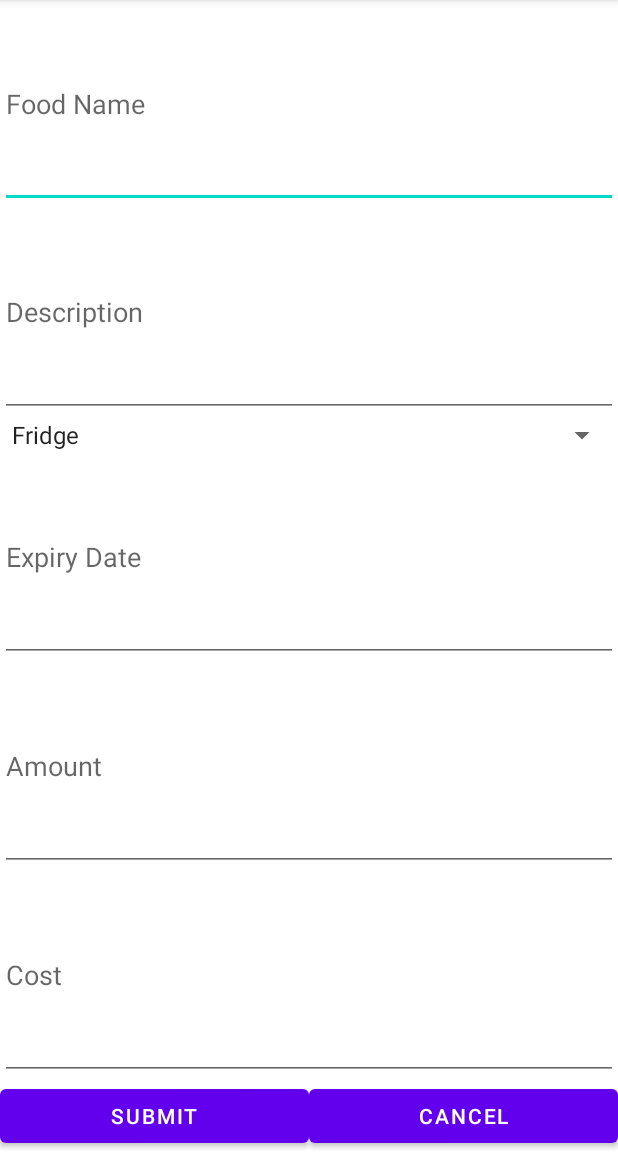
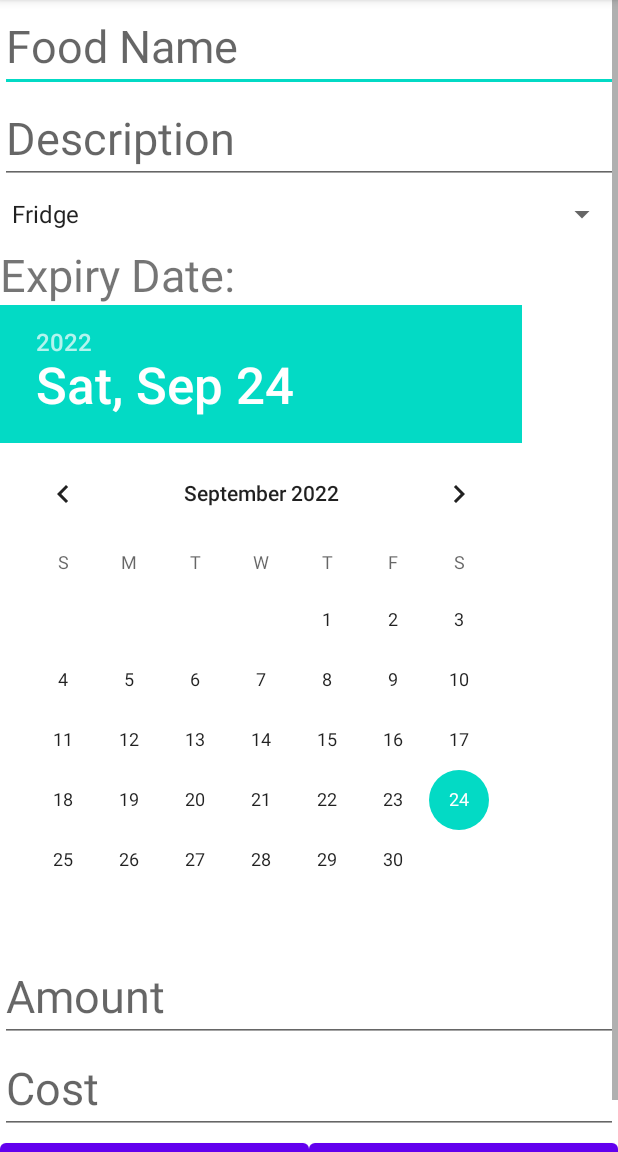
Before and after one commit to dennea/FoodBook, an Android app: the screen it shows after launch (AddActivity), after a tap on "ADD FOOD", on a phone screen of 412 x 824 dp, the part 84-1236 px from its top. Run offline under Robolectric (Android 15) with nearby library versions, the phone set to English and light mode, and no system bars.

Commit message:
Edit and Delete

```diff
--- a/app/build.gradle
+++ b/app/build.gradle
@@ -25,6 +25,9 @@ android {
         sourceCompatibility JavaVersion.VERSION_1_8
         targetCompatibility JavaVersion.VERSION_1_8
     }
+    buildFeatures {
+        viewBinding true
+    }
 }
 
 dependencies {
@@ -33,6 +36,8 @@ dependencies {
     implementation 'com.google.code.gson:gson:2.8.6'
     implementation 'com.google.android.material:material:1.6.1'
     implementation 'androidx.constraintlayout:constraintlayout:2.1.4'
+    implementation 'androidx.navigation:navigation-fragment:2.5.2'
+    implementation 'androidx.navigation:navigation-ui:2.5.2'
     testImplementation 'junit:junit:4.13.2'
     androidTestImplementation 'androidx.test.ext:junit:1.1.3'
     androidTestImplementation 'androidx.test.espresso:espresso-core:3.4.0'
--- a/app/src/main/AndroidManifest.xml
+++ b/app/src/main/AndroidManifest.xml
@@ -13,7 +13,10 @@
         android:supportsRtl="true"
         android:theme="@style/Theme.DenneaFoodBook"
         tools:targetApi="31">
-        <activity android:name=".AddActivity"></activity>
+        <activity
+            android:name=".ViewActivity"
+            android:exported="false" />
+        <activity android:name=".AddActivity" />
         <activity
             android:name=".MainActivity"
             android:exported="true">
--- a/app/src/main/java/com/example/dennea_foodbook/AddActivity.java
+++ b/app/src/main/java/com/example/dennea_foodbook/AddActivity.java
@@ -4,6 +4,7 @@ import android.content.Intent;
 import android.os.Bundle;
 import android.widget.ArrayAdapter;
 import android.widget.Button;
+import android.widget.DatePicker;
 import android.widget.EditText;
 import android.widget.Spinner;
 
@@ -12,9 +13,11 @@ import androidx.appcompat.app.AppCompatActivity;
 import com.google.gson.Gson;
 
 public class AddActivity extends AppCompatActivity {
-    EditText foodNameText, foodDescriptionText, foodDateText, foodAmountText, foodCostText;
+    EditText foodNameText, foodDescriptionText, foodAmountText, foodCostText;
     Button submitButton, cancelButton;
     Spinner locationSpinner;
+    DatePicker datePicker;
+    ArrayAdapter<CharSequence> adapter;
 
     @Override
     protected void onCreate(Bundle savedInstanceState) {
@@ -24,45 +27,79 @@ public class AddActivity extends AppCompatActivity {
         // Edit Text Boxes --------------------------------
         foodNameText = findViewById(R.id.foodNameText);
         foodDescriptionText = findViewById(R.id.foodDescriptionText);
-        foodDateText = findViewById(R.id.foodDateText);
         foodAmountText = findViewById(R.id.foodAmountText);
         foodCostText = findViewById(R.id.foodCostText);
 
         // Location Spinner ------------------------------
         locationSpinner = findViewById(R.id.locationSpinner);
-        ArrayAdapter<CharSequence> adapter = ArrayAdapter.createFromResource(this,
+        adapter = ArrayAdapter.createFromResource(this,
                 R.array.location_array, android.R.layout.simple_spinner_item);
         adapter.setDropDownViewResource(android.R.layout.simple_spinner_dropdown_item);
         locationSpinner.setAdapter(adapter);
 
+        // Expiry Date Picker ---------------------------
+        datePicker = findViewById(R.id.datePicker);
+
         //Button -------------------------------------
         submitButton = findViewById(R.id.submitButton);
         cancelButton = findViewById(R.id.cancelButton);
-        onClickSubmit();
+        editOrAdd();
+        //onClickSubmit();
         onClickCancel();
     }
+    private void editOrAdd() {
+        Intent intent = getIntent();
+        String editOrAdd = intent.getStringExtra("editOrAdd");
+        if (editOrAdd.equals("edit")){
+            String newFoodJson = intent.getStringExtra("editFoodJson");
+            Gson gson = new Gson();
+            Food newFood = gson.fromJson(newFoodJson, Food.class);
+            foodNameText.setText(newFood.getName());
+            foodDescriptionText.setText(newFood.getDescription());
+            String expDate = newFood.getDate();
+            String[] splitString = expDate.split("-");
+            datePicker.updateDate(Integer.parseInt(splitString[0]),
+                    Integer.parseInt(splitString[1]), Integer.parseInt(splitString[2]));
+            int spinnerPosition = adapter.getPosition(newFood.getLocation());
+            locationSpinner.setSelection(spinnerPosition);
+            foodAmountText.setText(String.valueOf(newFood.getCount()));
+            foodCostText.setText(String.valueOf(newFood.getCost()));
+        }
+        onClickSubmit(editOrAdd);
+    }
 
-    private void onClickSubmit(){
+    private void onClickSubmit(String editOrAdd) {
         // Text and Submit
         submitButton.setOnClickListener(view -> {
             // get inputs from user
             String foodName = foodNameText.getText().toString();
             String foodDescription = foodDescriptionText.getText().toString();
-            String foodDate = foodDateText.getText().toString();
             String foodAmount = foodAmountText.getText().toString();
             String foodCost = foodCostText.getText().toString();
             String foodLocation = locationSpinner.getSelectedItem().toString();
+            String day = String.valueOf(datePicker.getDayOfMonth());
+            String month = String.valueOf(datePicker.getMonth());
+            String year = String.valueOf(datePicker.getYear());
+            String stringDate = year + "-" + month + "-" + day;
 
             // pass data from one activity to another:
             // https://codingwitht.com/how-to-pass-data-from-one-activity-to-another-in-android-studio/
             // send the data back to the main activity
-
-            Food newFood = new Food(foodName,foodDescription,foodDate,foodLocation,Integer.parseInt(foodAmount),Integer.parseInt(foodCost));
-            Intent switchActivityIntent = new Intent(this, MainActivity.class);
-            Gson gson = new Gson();
-            String myJson = gson.toJson(newFood);
-            switchActivityIntent.putExtra("newFood", myJson);
-            startActivity(switchActivityIntent);
+            if (foodCost.matches("-?\\d+(\\.\\d+)?") && foodAmount.matches("-?\\d+(\\.\\d+)?")){
+                Intent switchActivityIntent = new Intent(this, MainActivity.class);
+                Food newFood = new Food(foodName,foodDescription,stringDate,foodLocation,Integer.parseInt(foodAmount),Integer.parseInt(foodCost));
+                Gson gson = new Gson();
+                String myJson = gson.toJson(newFood);
+                if (editOrAdd.equals("add")){
+                    switchActivityIntent.putExtra("newFood", myJson);
+                } else {
+                    Intent intent = getIntent();
+                    String positionEdit = intent.getStringExtra("positionEdit");
+                    switchActivityIntent.putExtra("editFood", myJson);
+                    switchActivityIntent.putExtra("positionEdit", positionEdit);
+                }
+                startActivity(switchActivityIntent);
+            }
         });
     }
 
--- a/app/src/main/java/com/example/dennea_foodbook/MainActivity.java
+++ b/app/src/main/java/com/example/dennea_foodbook/MainActivity.java
@@ -4,6 +4,8 @@ import androidx.appcompat.app.AppCompatActivity;
 
 import android.content.Intent;
 import android.os.Bundle;
+import android.view.View;
+import android.widget.AdapterView;
 import android.widget.ArrayAdapter;
 import android.widget.Button;
 import android.widget.ListView;
@@ -39,7 +41,6 @@ public class MainActivity extends AppCompatActivity {
         String []cost = {"4","5","4"};
 
         foodList = findViewById(R.id.foodListViewId);
-        //dataList = new ArrayList<>();
 
         for (int i = 0; i < food.length; i++){
             //dataList.add(new Food(food[i],description[i],date[i],location[i],Integer.parseInt(count[i]),Integer.parseInt(cost[i])));
@@ -49,9 +50,12 @@ public class MainActivity extends AppCompatActivity {
         addFoodButton = findViewById(R.id.addButton);
         onClickAddFood();
         getNewFood();
+        onClickFood();
+        deleteFood();
+        updateFood();
     }
 
-    public void getNewFood(){
+    public void getNewFood() {
         // add the newly submitted food to the array
         Intent intent = getIntent();
         String newFoodJson = intent.getStringExtra("newFood");
@@ -62,10 +66,45 @@ public class MainActivity extends AppCompatActivity {
         }
     }
 
-    public void onClickAddFood(){
+    public void onClickAddFood() {
         addFoodButton.setOnClickListener(view -> {
             Intent switchActivityIntent = new Intent(this, AddActivity.class);
+            switchActivityIntent.putExtra("editOrAdd","add");
             startActivity(switchActivityIntent);
         });
     }
+
+    public void onClickFood() {
+        foodList.setOnItemClickListener(new AdapterView.OnItemClickListener() {
+            @Override
+            public void onItemClick(AdapterView<?> adapterView, View view, int i, long l) {
+                Gson gson = new Gson();
+                String foodJson = gson.toJson(dataList.get(i));
+                Intent switchActivityIntent = new Intent(MainActivity.this, ViewActivity.class);
+                switchActivityIntent.putExtra("foodJson", foodJson);
+                switchActivityIntent.putExtra("position", String.valueOf(i));
+                startActivity(switchActivityIntent);
+            }
+        });
+    }
+
+    public void deleteFood() {
+        Intent intent = getIntent();
+        String position = intent.getStringExtra("position");
+        if (position != null) {
+            dataList.remove(Integer.parseInt(position));
+        }
+    }
+
+    public void updateFood() {
+        Intent intent = getIntent();
+        String editFood = intent.getStringExtra("editFood");
+        if (editFood != null) {
+            Gson gson = new Gson();
+            Food newEditFood = gson.fromJson(editFood, Food.class);
+            String positionEdit = intent.getStringExtra("positionEdit");
+            dataList.set(Integer.parseInt(positionEdit),newEditFood);
+        }
+
+    }
 }
--- a/app/src/main/res/layout/activity_add.xml
+++ b/app/src/main/res/layout/activity_add.xml
@@ -1,9 +1,11 @@
 <?xml version="1.0" encoding="utf-8"?>
+<ScrollView xmlns:android="http://schemas.android.com/apk/res/android"
+    android:layout_width="fill_parent" android:layout_height="fill_parent">
     <LinearLayout xmlns:android="http://schemas.android.com/apk/res/android"
         xmlns:app="http://schemas.android.com/apk/res-auto"
         xmlns:tools="http://schemas.android.com/tools"
         android:layout_width="match_parent"
-    android:layout_height="match_parent"
+        android:layout_height="wrap_content"
         tools:context=".AddActivity"
         android:orientation="vertical">
 
@@ -15,36 +17,47 @@
             <EditText
                 android:id="@+id/foodNameText"
                 android:layout_width="match_parent"
-            android:layout_height="10dp"
-            android:layout_weight="10"
+                android:layout_height="wrap_content"
+                android:textSize="30sp"
+                android:ems="10"
                 android:hint="Food Name"/>
             <EditText
                 android:id="@+id/foodDescriptionText"
                 android:layout_width="match_parent"
-            android:layout_height="10dp"
-            android:layout_weight="10"
+                android:layout_height="wrap_content"
+                android:textSize="30sp"
+                android:ems="10"
                 android:hint="Description"/>
             <Spinner
                 android:id="@+id/locationSpinner"
                 android:layout_width="match_parent"
-            android:layout_height="wrap_content" />
-        <EditText
-            android:id="@+id/foodDateText"
+                android:layout_height="40sp"
+                android:scrollbarSize="40dp"/>
+            <TextView
                 android:layout_width="match_parent"
-            android:layout_height="10dp"
-            android:layout_weight="10"
-            android:hint="Expiry Date "/>
+                android:layout_height="wrap_content"
+                android:textSize="30sp"
+                android:ems="10"
+                android:text="Expiry Date: "/>
+
+            <DatePicker
+                android:id="@+id/datePicker"
+                android:layout_width="match_parent"
+                android:layout_height="wrap_content"/>
+
             <EditText
                 android:id="@+id/foodAmountText"
                 android:layout_width="match_parent"
-            android:layout_height="10dp"
-            android:layout_weight="10"
+                android:layout_height="wrap_content"
+                android:textSize="30sp"
+                android:ems="10"
                 android:hint="Amount"/>
             <EditText
                 android:id="@+id/foodCostText"
                 android:layout_width="match_parent"
-            android:layout_height="10dp"
-            android:layout_weight="10"
+                android:layout_height="wrap_content"
+                android:textSize="30sp"
+                android:ems="10"
                 android:hint="Cost"/>
             <LinearLayout
                 android:id="@+id/buttonLayout"
@@ -68,3 +81,4 @@
         </LinearLayout>
 
     </LinearLayout>
+</ScrollView>
--- a/app/src/main/res/layout/food_list_item.xml
+++ b/app/src/main/res/layout/food_list_item.xml
@@ -10,6 +10,7 @@
         android:layout_height="wrap_content"
         android:layout_weight="1"
         android:padding="4dp"
+        android:textSize="25sp"
         android:text="FoodName" />
 
     <TextView
@@ -18,6 +19,7 @@
         android:layout_height="wrap_content"
         android:layout_weight="1"
         android:padding="4dp"
+        android:textSize="25sp"
         android:text="FoodCount"
         android:textAlignment="viewEnd" />
 
@@ -28,6 +30,7 @@
         android:layout_weight="1"
         android:textAlignment="viewEnd"
         android:padding="4dp"
+        android:textSize="25sp"
         android:text="FoodCost"
         android:gravity="end" />
 
--- /dev/null
+++ b/app/src/main/res/values-land/dimens.xml
@@ -0,0 +1,3 @@
+<resources>
+    <dimen name="fab_margin">48dp</dimen>
+</resources>
--- /dev/null
+++ b/app/src/main/res/values-w1240dp/dimens.xml
@@ -0,0 +1,3 @@
+<resources>
+    <dimen name="fab_margin">200dp</dimen>
+</resources>
--- /dev/null
+++ b/app/src/main/res/values-w600dp/dimens.xml
@@ -0,0 +1,3 @@
+<resources>
+    <dimen name="fab_margin">48dp</dimen>
+</resources>
--- /dev/null
+++ b/app/src/main/res/values/dimens.xml
@@ -0,0 +1,3 @@
+<resources>
+    <dimen name="fab_margin">16dp</dimen>
+</resources>
```
Also changed, not shown: app/src/main/java/com/example/dennea_foodbook/ViewActivity.java (added, +95 -0 lines), app/src/main/res/layout/activity_view.xml (added, +97 -0 lines), app/src/main/res/navigation/nav_graph.xml (added, +28 -0 lines), app/src/main/res/values/strings.xml (+9 -0 lines), app/src/main/res/values/themes.xml (+9 -0 lines). Lines whose indentation alone changed are shown as unchanged.
